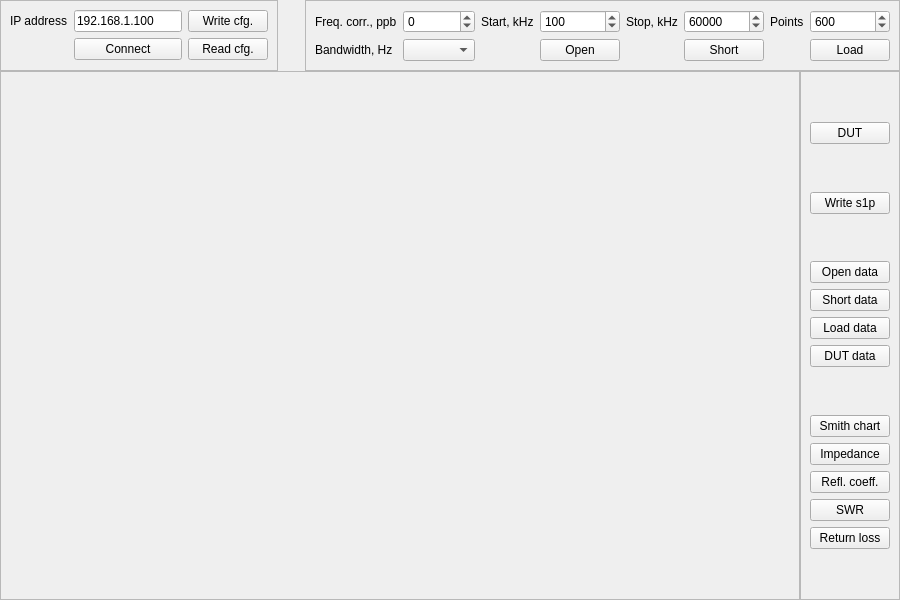
First picture: the form in projects/vna/client/vna.ui, repository pavel-demin/red-pitaya-notes, before the edit.
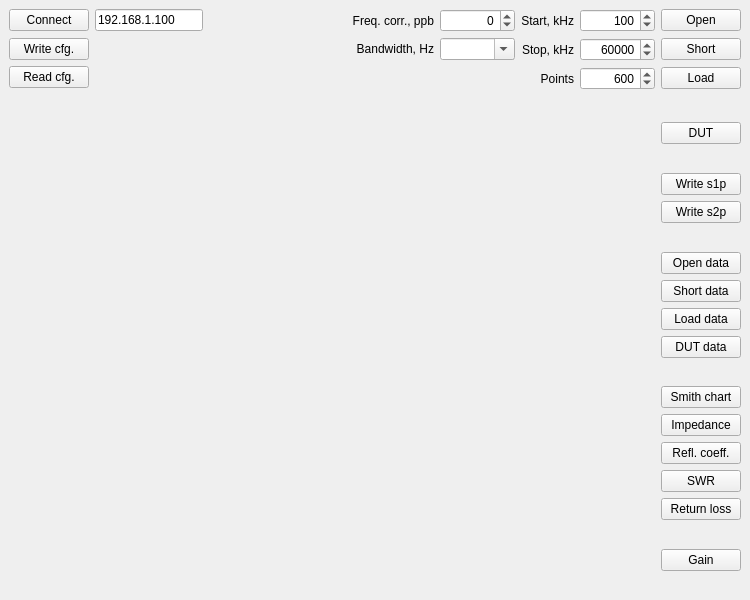
Second picture: the form after the edit.

Commit message: add gain and s2p buttons to vna.ui

Diff of the .ui file:
```diff
--- a/projects/vna/client/vna.ui
+++ b/projects/vna/client/vna.ui
@@ -6,13 +6,13 @@
    <rect>
     <x>0</x>
     <y>0</y>
-    <width>900</width>
+    <width>750</width>
     <height>600</height>
    </rect>
   </property>
   <property name="minimumSize">
    <size>
-    <width>900</width>
+    <width>750</width>
     <height>600</height>
    </size>
   </property>
@@ -36,106 +36,40 @@
     <property name="spacing">
      <number>0</number>
     </property>
-    <item row="0" column="2" colspan="4">
-     <widget class="QFrame" name="sweepFrame">
+    <item row="0" column="0">
+     <widget class="QFrame" name="cfgFrame">
       <property name="sizePolicy">
-       <sizepolicy hsizetype="Fixed" vsizetype="Preferred">
+       <sizepolicy hsizetype="Expanding" vsizetype="Preferred">
         <horstretch>0</horstretch>
         <verstretch>0</verstretch>
        </sizepolicy>
       </property>
-      <property name="frameShape">
-       <enum>QFrame::StyledPanel</enum>
-      </property>
-      <property name="frameShadow">
-       <enum>QFrame::Raised</enum>
-      </property>
-      <layout class="QGridLayout" name="sweepLayout">
-       <item row="1" column="6">
-        <widget class="QLabel" name="sizeLabel">
+      <layout class="QGridLayout" name="addrLayout">
+       <property name="rightMargin">
+        <number>3</number>
+       </property>
+       <item row="3" column="0">
+        <widget class="QPushButton" name="writeButton">
          <property name="text">
-          <string>Points</string>
+          <string>Write cfg.</string>
          </property>
         </widget>
        </item>
-       <item row="2" column="5">
-        <widget class="QPushButton" name="shortSweep">
-         <property name="text">
-          <string>Short</string>
+       <item row="2" column="2">
+        <spacer name="spacer1">
+         <property name="orientation">
+          <enum>Qt::Horizontal</enum>
          </property>
-        </widget>
-       </item>
-       <item row="1" column="4">
-        <widget class="QLabel" name="stopLabel">
-         <property name="text">
-          <string>Stop, kHz</string>
+         <property name="sizeHint" stdset="0">
+          <size>
+           <width>40</width>
+           <height>20</height>
+          </size>
          </property>
-        </widget>
+        </spacer>
        </item>
-       <item row="1" column="3">
-        <widget class="QSpinBox" name="startValue">
-         <property name="minimum">
-          <number>0</number>
-         </property>
-         <property name="maximum">
-          <number>62000</number>
-         </property>
-         <property name="singleStep">
-          <number>100</number>
-         </property>
-         <property name="value">
-          <number>100</number>
-         </property>
-        </widget>
-       </item>
-       <item row="1" column="2">
-        <widget class="QLabel" name="startLabel">
-         <property name="text">
-          <string>Start, kHz</string>
-         </property>
-        </widget>
-       </item>
-       <item row="1" column="5">
-        <widget class="QSpinBox" name="stopValue">
-         <property name="minimum">
-          <number>0</number>
-         </property>
-         <property name="maximum">
-          <number>62000</number>
-         </property>
-         <property name="singleStep">
-          <number>100</number>
-         </property>
-         <property name="value">
-          <number>60000</number>
-         </property>
-        </widget>
-       </item>
-       <item row="2" column="3">
-        <widget class="QPushButton" name="openSweep">
-         <property name="text">
-          <string>Open</string>
-         </property>
-        </widget>
-       </item>
-       <item row="1" column="7">
-        <widget class="QSpinBox" name="sizeValue">
-         <property name="minimum">
-          <number>1</number>
-         </property>
-         <property name="maximum">
-          <number>16383</number>
-         </property>
-         <property name="singleStep">
-          <number>100</number>
-         </property>
-         <property name="value">
-          <number>600</number>
-         </property>
-        </widget>
-       </item>
-       <item row="2" column="7">
-        <widget class="QPushButton" name="loadSweep">
+       <item row="2" column="1">
+        <widget class="QLineEdit" name="addrValue">
          <property name="sizePolicy">
           <sizepolicy hsizetype="Minimum" vsizetype="Fixed">
            <horstretch>0</horstretch>
@@ -143,19 +77,48 @@
           </sizepolicy>
          </property>
          <property name="text">
-          <string>Load</string>
+          <string>192.168.1.100</string>
+         </property>
+         <property name="maxLength">
+          <number>15</number>
          </property>
         </widget>
        </item>
-       <item row="1" column="0">
+       <item row="2" column="3">
         <widget class="QLabel" name="corrLabel">
          <property name="text">
           <string>Freq. corr., ppb</string>
          </property>
+         <property name="alignment">
+          <set>Qt::AlignRight|Qt::AlignTrailing|Qt::AlignVCenter</set>
+         </property>
         </widget>
        </item>
-       <item row="1" column="1">
+       <item row="2" column="0">
+        <widget class="QPushButton" name="connectButton">
+         <property name="text">
+          <string>Connect</string>
+         </property>
+        </widget>
+       </item>
+       <item row="4" column="0">
+        <widget class="QPushButton" name="readButton">
+         <property name="text">
+          <string>Read cfg.</string>
+         </property>
+        </widget>
+       </item>
+       <item row="2" column="4">
         <widget class="QSpinBox" name="corrValue">
+         <property name="minimumSize">
+          <size>
+           <width>75</width>
+           <height>0</height>
+          </size>
+         </property>
+         <property name="alignment">
+          <set>Qt::AlignRight|Qt::AlignTrailing|Qt::AlignVCenter</set>
+         </property>
          <property name="minimum">
           <number>-100000</number>
          </property>
@@ -167,15 +130,28 @@
          </property>
         </widget>
        </item>
-       <item row="2" column="0">
+       <item row="3" column="3">
         <widget class="QLabel" name="rateLabel">
          <property name="text">
           <string>Bandwidth, Hz</string>
          </property>
+         <property name="alignment">
+          <set>Qt::AlignRight|Qt::AlignTrailing|Qt::AlignVCenter</set>
+         </property>
         </widget>
        </item>
-       <item row="2" column="1">
-        <widget class="QComboBox" name="rateValue"/>
+       <item row="3" column="4">
+        <widget class="QComboBox" name="rateValue">
+         <property name="minimumSize">
+          <size>
+           <width>75</width>
+           <height>0</height>
+          </size>
+         </property>
+         <property name="editable">
+          <bool>true</bool>
+         </property>
+        </widget>
        </item>
       </layout>
      </widget>
@@ -188,12 +164,6 @@
         <verstretch>0</verstretch>
        </sizepolicy>
       </property>
-      <property name="frameShape">
-       <enum>QFrame::StyledPanel</enum>
-      </property>
-      <property name="frameShadow">
-       <enum>QFrame::Raised</enum>
-      </property>
       <layout class="QVBoxLayout" name="plotLayout">
        <property name="spacing">
         <number>0</number>
@@ -221,13 +191,27 @@
         <verstretch>0</verstretch>
        </sizepolicy>
       </property>
-      <property name="frameShape">
-       <enum>QFrame::StyledPanel</enum>
-      </property>
-      <property name="frameShadow">
-       <enum>QFrame::Raised</enum>
-      </property>
       <layout class="QGridLayout" name="selectLayout">
+       <property name="topMargin">
+        <number>0</number>
+       </property>
+       <property name="bottomMargin">
+        <number>6</number>
+       </property>
+       <item row="4" column="0">
+        <widget class="QPushButton" name="s2pButton">
+         <property name="text">
+          <string>Write s2p</string>
+         </property>
+        </widget>
+       </item>
+       <item row="17" column="0">
+        <widget class="QPushButton" name="gainPlot">
+         <property name="text">
+          <string>Gain</string>
+         </property>
+        </widget>
+       </item>
        <item row="0" column="0">
         <spacer name="spacer2">
          <property name="orientation">
@@ -241,49 +225,49 @@
          </property>
         </spacer>
        </item>
-       <item row="6" column="0">
+       <item row="7" column="0">
         <widget class="QPushButton" name="shortPlot">
          <property name="text">
           <string>Short data</string>
          </property>
         </widget>
        </item>
-       <item row="5" column="0">
+       <item row="6" column="0">
         <widget class="QPushButton" name="openPlot">
          <property name="text">
           <string>Open data</string>
          </property>
         </widget>
        </item>
-       <item row="12" column="0">
+       <item row="13" column="0">
         <widget class="QPushButton" name="rcPlot">
          <property name="text">
           <string>Refl. coeff.</string>
          </property>
         </widget>
        </item>
-       <item row="11" column="0">
+       <item row="12" column="0">
         <widget class="QPushButton" name="impPlot">
          <property name="text">
           <string>Impedance</string>
          </property>
         </widget>
        </item>
-       <item row="13" column="0">
+       <item row="14" column="0">
         <widget class="QPushButton" name="swrPlot">
          <property name="text">
           <string>SWR</string>
          </property>
         </widget>
        </item>
-       <item row="7" column="0">
+       <item row="8" column="0">
         <widget class="QPushButton" name="loadPlot">
          <property name="text">
           <string>Load data</string>
          </property>
         </widget>
        </item>
-       <item row="4" column="0">
+       <item row="5" column="0">
         <spacer name="spacer4">
          <property name="orientation">
           <enum>Qt::Vertical</enum>
@@ -296,7 +280,7 @@
          </property>
         </spacer>
        </item>
-       <item row="14" column="0">
+       <item row="15" column="0">
         <widget class="QPushButton" name="rlPlot">
          <property name="text">
           <string>Return loss</string>
@@ -316,34 +300,34 @@
          </property>
         </widget>
        </item>
-       <item row="9" column="0">
-        <spacer name="spacer5">
-         <property name="orientation">
-          <enum>Qt::Vertical</enum>
-         </property>
-         <property name="sizeHint" stdset="0">
-          <size>
-           <width>20</width>
-           <height>40</height>
-          </size>
-         </property>
-        </spacer>
-       </item>
        <item row="10" column="0">
+        <spacer name="spacer5">
+         <property name="orientation">
+          <enum>Qt::Vertical</enum>
+         </property>
+         <property name="sizeHint" stdset="0">
+          <size>
+           <width>20</width>
+           <height>40</height>
+          </size>
+         </property>
+        </spacer>
+       </item>
+       <item row="11" column="0">
         <widget class="QPushButton" name="smithPlot">
          <property name="text">
           <string>Smith chart</string>
          </property>
         </widget>
        </item>
-       <item row="8" column="0">
+       <item row="9" column="0">
         <widget class="QPushButton" name="dutPlot">
          <property name="text">
           <string>DUT data</string>
          </property>
         </widget>
        </item>
-       <item row="15" column="0">
+       <item row="16" column="0">
         <spacer name="spacer6">
          <property name="orientation">
           <enum>Qt::Vertical</enum>
@@ -376,33 +360,43 @@
          </property>
         </spacer>
        </item>
+       <item row="18" column="0">
+        <spacer name="spacer7">
+         <property name="orientation">
+          <enum>Qt::Vertical</enum>
+         </property>
+         <property name="sizeHint" stdset="0">
+          <size>
+           <width>20</width>
+           <height>40</height>
+          </size>
+         </property>
+        </spacer>
+       </item>
       </layout>
      </widget>
     </item>
-    <item row="0" column="0">
-     <widget class="QFrame" name="addrFrame">
+    <item row="0" column="2" colspan="4">
+     <widget class="QFrame" name="sweepFrame">
       <property name="sizePolicy">
        <sizepolicy hsizetype="Fixed" vsizetype="Preferred">
         <horstretch>0</horstretch>
         <verstretch>0</verstretch>
        </sizepolicy>
       </property>
-      <property name="frameShape">
-       <enum>QFrame::StyledPanel</enum>
-      </property>
-      <property name="frameShadow">
-       <enum>QFrame::Raised</enum>
-      </property>
-      <layout class="QGridLayout" name="addrLayout">
-       <item row="2" column="0">
-        <widget class="QLabel" name="addrLabel">
+      <layout class="QGridLayout" name="sweepLayout">
+       <property name="leftMargin">
+        <number>3</number>
+       </property>
+       <item row="1" column="7">
+        <widget class="QPushButton" name="shortSweep">
          <property name="text">
-          <string>IP address</string>
+          <string>Short</string>
          </property>
         </widget>
        </item>
-       <item row="2" column="1">
-        <widget class="QLineEdit" name="addrValue">
+       <item row="2" column="7">
+        <widget class="QPushButton" name="loadSweep">
          <property name="sizePolicy">
           <sizepolicy hsizetype="Minimum" vsizetype="Fixed">
            <horstretch>0</horstretch>
@@ -410,50 +404,125 @@
           </sizepolicy>
          </property>
          <property name="text">
-          <string>192.168.1.100</string>
+          <string>Load</string>
          </property>
-         <property name="maxLength">
-          <number>15</number>
+        </widget>
+       </item>
+       <item row="0" column="7">
+        <widget class="QPushButton" name="openSweep">
+         <property name="text">
+          <string>Open</string>
          </property>
         </widget>
        </item>
-       <item row="3" column="1">
-        <widget class="QPushButton" name="connectButton">
+       <item row="2" column="5">
+        <widget class="QSpinBox" name="sizeValue">
+         <property name="minimumSize">
+          <size>
+           <width>75</width>
+           <height>0</height>
+          </size>
+         </property>
+         <property name="alignment">
+          <set>Qt::AlignRight|Qt::AlignTrailing|Qt::AlignVCenter</set>
+         </property>
+         <property name="minimum">
+          <number>1</number>
+         </property>
+         <property name="maximum">
+          <number>16383</number>
+         </property>
+         <property name="singleStep">
+          <number>100</number>
+         </property>
+         <property name="value">
+          <number>600</number>
+         </property>
+        </widget>
+       </item>
+       <item row="1" column="5">
+        <widget class="QSpinBox" name="stopValue">
+         <property name="minimumSize">
+          <size>
+           <width>75</width>
+           <height>0</height>
+          </size>
+         </property>
+         <property name="alignment">
+          <set>Qt::AlignRight|Qt::AlignTrailing|Qt::AlignVCenter</set>
+         </property>
+         <property name="minimum">
+          <number>0</number>
+         </property>
+         <property name="maximum">
+          <number>62000</number>
+         </property>
+         <property name="singleStep">
+          <number>100</number>
+         </property>
+         <property name="value">
+          <number>60000</number>
+         </property>
+        </widget>
+       </item>
+       <item row="0" column="5">
+        <widget class="QSpinBox" name="startValue">
+         <property name="minimumSize">
+          <size>
+           <width>75</width>
+           <height>0</height>
+          </size>
+         </property>
+         <property name="alignment">
+          <set>Qt::AlignRight|Qt::AlignTrailing|Qt::AlignVCenter</set>
+         </property>
+         <property name="minimum">
+          <number>0</number>
+         </property>
+         <property name="maximum">
+          <number>62000</number>
+         </property>
+         <property name="singleStep">
+          <number>100</number>
+         </property>
+         <property name="value">
+          <number>100</number>
+         </property>
+        </widget>
+       </item>
+       <item row="2" column="4">
+        <widget class="QLabel" name="sizeLabel">
          <property name="text">
-          <string>Connect</string>
+          <string>Points</string>
          </property>
+         <property name="alignment">
+          <set>Qt::AlignRight|Qt::AlignTrailing|Qt::AlignVCenter</set>
+         </property>
         </widget>
        </item>
-       <item row="3" column="3">
-        <widget class="QPushButton" name="readButton">
+       <item row="1" column="4">
+        <widget class="QLabel" name="stopLabel">
          <property name="text">
-          <string>Read cfg.</string>
+          <string>Stop, kHz</string>
          </property>
+         <property name="alignment">
+          <set>Qt::AlignRight|Qt::AlignTrailing|Qt::AlignVCenter</set>
+         </property>
         </widget>
        </item>
-       <item row="2" column="3">
-        <widget class="QPushButton" name="writeButton">
+       <item row="0" column="4">
+        <widget class="QLabel" name="startLabel">
          <property name="text">
-          <string>Write cfg.</string>
+          <string>Start, kHz</string>
+         </property>
+         <property name="alignment">
+          <set>Qt::AlignRight|Qt::AlignTrailing|Qt::AlignVCenter</set>
          </property>
         </widget>
        </item>
       </layout>
      </widget>
     </item>
-    <item row="0" column="1">
-     <spacer name="spacer1">
-      <property name="orientation">
-       <enum>Qt::Horizontal</enum>
-      </property>
-      <property name="sizeHint" stdset="0">
-       <size>
-        <width>40</width>
-        <height>20</height>
-       </size>
-      </property>
-     </spacer>
-    </item>
    </layout>
   </widget>
  </widget>
```
